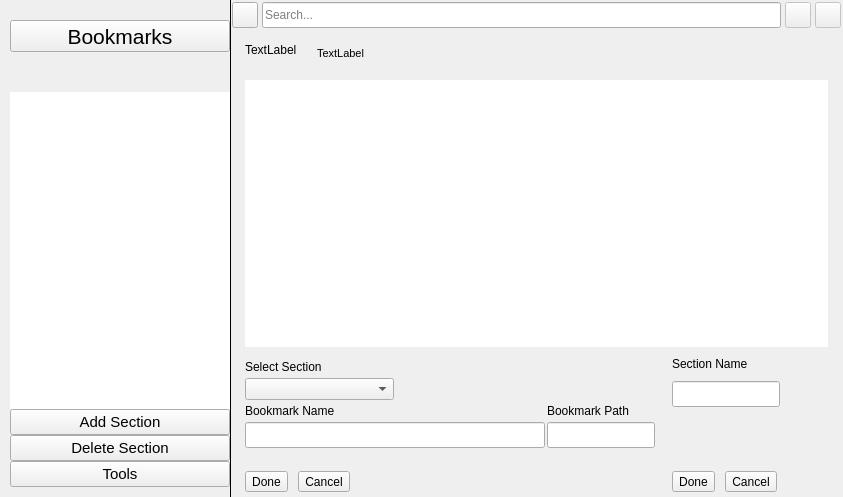
Above: app/bookmarks/bookmarks.ui from rahmanshaber/corebox before the change. Below: the same form after it.
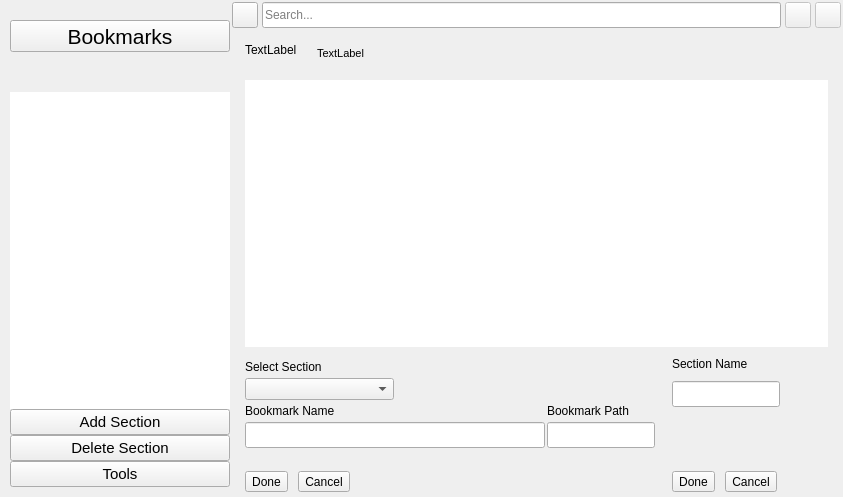
That is the form after the change. Icons and pictures are not drawn.

The edit to the form file:
```diff
--- a/app/bookmarks/bookmarks.ui
+++ b/app/bookmarks/bookmarks.ui
@@ -36,29 +36,7 @@
    <property name="spacing">
     <number>0</number>
    </property>
-   <item row="0" column="1" rowspan="4" colspan="2">
-    <widget class="Line" name="line">
-     <property name="minimumSize">
-      <size>
-       <width>1</width>
-       <height>0</height>
-      </size>
-     </property>
-     <property name="maximumSize">
-      <size>
-       <width>1</width>
-       <height>16777215</height>
-      </size>
-     </property>
-     <property name="frameShadow">
-      <enum>QFrame::Plain</enum>
-     </property>
-     <property name="orientation">
-      <enum>Qt::Vertical</enum>
-     </property>
-    </widget>
-   </item>
-   <item row="1" column="0" rowspan="3">
+   <item row="0" column="0" rowspan="3">
     <widget class="QWidget" name="shortcut" native="true">
      <property name="sizePolicy">
       <sizepolicy hsizetype="Expanding" vsizetype="Expanding">
@@ -265,7 +243,7 @@
      </layout>
     </widget>
    </item>
-   <item row="3" column="2">
+   <item row="2" column="2">
     <widget class="QWidget" name="bookmarkEditBox" native="true">
      <property name="sizePolicy">
       <sizepolicy hsizetype="Expanding" vsizetype="Expanding">
@@ -449,7 +427,7 @@
      </layout>
     </widget>
    </item>
-   <item row="3" column="3">
+   <item row="2" column="3">
     <widget class="QWidget" name="addSectionBox" native="true">
      <property name="sizePolicy">
       <sizepolicy hsizetype="Expanding" vsizetype="Expanding">
@@ -602,7 +580,7 @@
      </layout>
     </widget>
    </item>
-   <item row="2" column="2" colspan="2">
+   <item row="1" column="1" colspan="3">
     <widget class="QWidget" name="widget" native="true">
      <property name="accessibleName">
       <string>contentList</string>
@@ -780,7 +758,7 @@
      </layout>
     </widget>
    </item>
-   <item row="1" column="2" colspan="2">
+   <item row="0" column="1" colspan="3">
     <widget class="QWidget" name="nevegationbar" native="true">
      <property name="minimumSize">
       <size>
```
